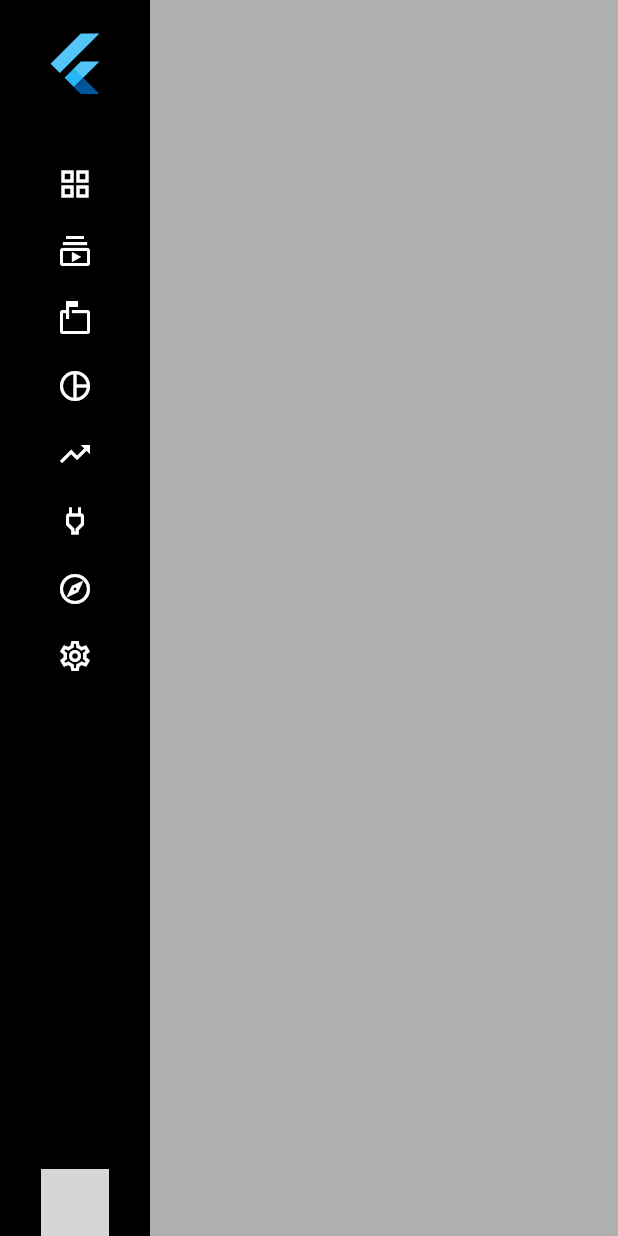
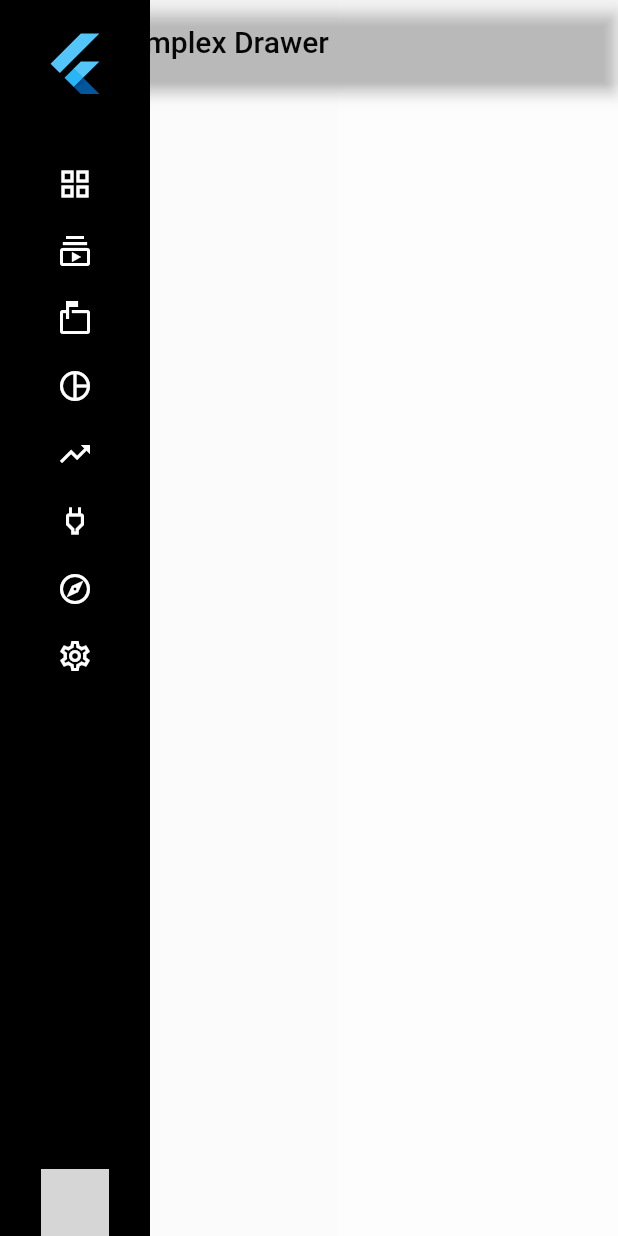
Before and after one commit to Dharmeshgevariya/kitchen_app, a Flutter app: the ComplexDrawer screen opened directly, with the side drawer open, on a phone screen of 412 x 824 dp. Run offline on Flutter 3.47's test engine with Material 2 defaults, Android fonts, the phone set to English and light mode, and no system bars; network calls fail; grey boxes are pictures that could not be loaded.

```diff
--- a/lib/Colorz.dart
+++ b/lib/Colorz.dart
@@ -2,7 +2,7 @@ import 'package:flutter/material.dart';
 
 class Colorz{
 
-  static const complexDrawerCanvasColor = Color(0xFFAFAFAF);
+  static const complexDrawerCanvasColor = Color(0x5AFAFAF);
   static const complexDrawerBlack = Color(0xFF000000);
   static const complexDrawerBlueGrey= Color(0xFF234354);
 }
--- a/lib/ComplexDrawer.dart
+++ b/lib/ComplexDrawer.dart
@@ -17,7 +17,7 @@ class _ComplexDrawerState extends State<ComplexDrawer> {
       appBar: appBar(),
       drawer: ComplexDrawerD(),
       drawerScrimColor: Colors.transparent,
-      backgroundColor: Colorz.complexDrawerCanvasColor,
+      backgroundColor: Colors.white,
     );
   }
 
```
Also changed, not shown: pubspec.lock.
